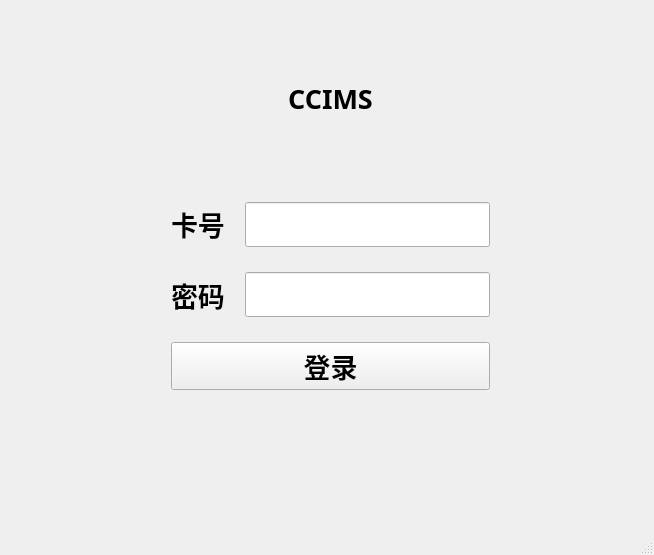
liuweiky/CCIMS, file mainwindow.ui: the form before one commit.
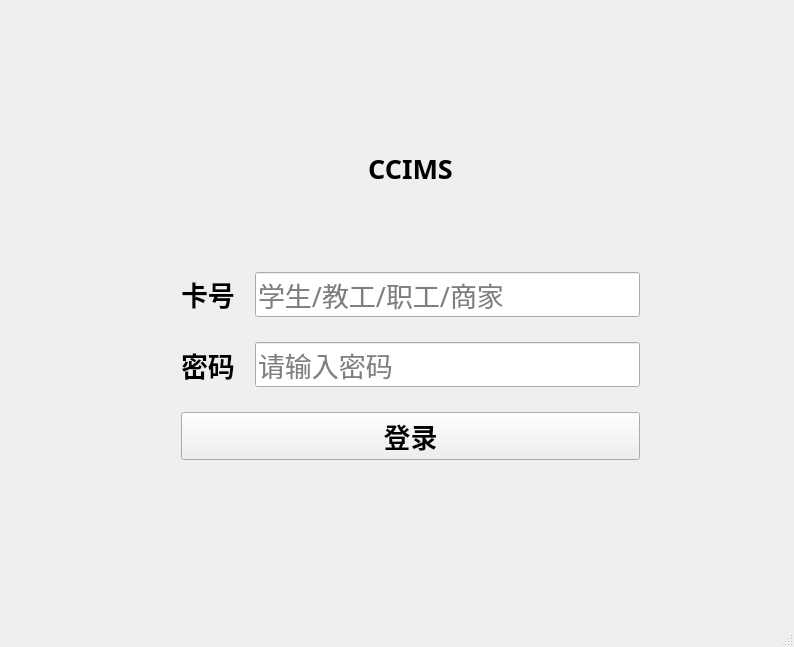
The form after the commit.

What changed in the file:
```diff
--- a/mainwindow.ui
+++ b/mainwindow.ui
@@ -6,8 +6,8 @@
    <rect>
     <x>0</x>
     <y>0</y>
-    <width>654</width>
-    <height>555</height>
+    <width>794</width>
+    <height>647</height>
    </rect>
   </property>
   <property name="windowTitle">
@@ -17,9 +17,9 @@
    <widget class="QWidget" name="verticalLayoutWidget">
     <property name="geometry">
      <rect>
-      <x>160</x>
-      <y>10</y>
-      <width>341</width>
+      <x>170</x>
+      <y>80</y>
+      <width>481</width>
       <height>391</height>
      </rect>
     </property>
@@ -76,6 +76,9 @@
          <property name="inputMask">
           <string/>
          </property>
+         <property name="placeholderText">
+          <string>学生/教工/职工/商家</string>
+         </property>
         </widget>
        </item>
       </layout>
@@ -111,6 +114,9 @@
          <property name="echoMode">
           <enum>QLineEdit::Password</enum>
          </property>
+         <property name="placeholderText">
+          <string>请输入密码</string>
+         </property>
         </widget>
        </item>
       </layout>
```
Left out of the diff: 4 changed lines with no effect on the pictures.
